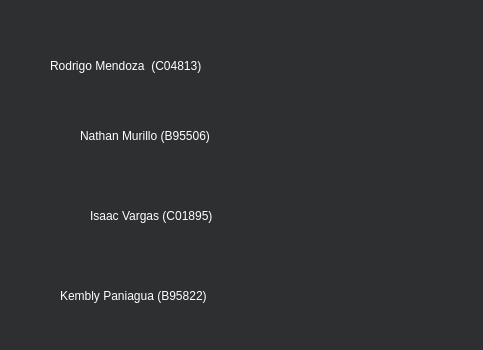
Above: GUI/Connect4/integrantes.ui from Kem-96/PI-4EnLinea before the change. Below: the same form after it.
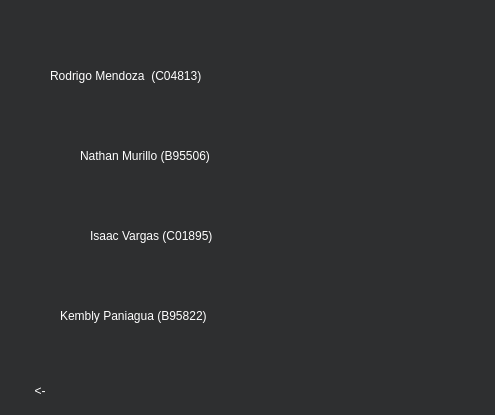
That is the form after the change. Icons and pictures are not drawn.

What changed in the file:
```diff
--- a/GUI/Connect4/integrantes.ui
+++ b/GUI/Connect4/integrantes.ui
@@ -6,8 +6,8 @@
    <rect>
     <x>0</x>
     <y>0</y>
-    <width>483</width>
-    <height>350</height>
+    <width>495</width>
+    <height>415</height>
    </rect>
   </property>
   <property name="palette">
@@ -58,11 +58,17 @@
    <property name="geometry">
     <rect>
      <x>50</x>
-     <y>20</y>
+     <y>30</y>
      <width>401</width>
      <height>91</height>
     </rect>
    </property>
+   <property name="minimumSize">
+    <size>
+     <width>401</width>
+     <height>91</height>
+    </size>
+   </property>
    <property name="styleSheet">
     <string notr="true">font: 20pt &quot;Modern&quot;;
 color: rgb(255, 255, 255)
@@ -76,7 +82,7 @@
    <property name="geometry">
     <rect>
      <x>80</x>
-     <y>110</y>
+     <y>130</y>
      <width>361</width>
      <height>51</height>
     </rect>
@@ -94,7 +100,7 @@
    <property name="geometry">
     <rect>
      <x>90</x>
-     <y>180</y>
+     <y>200</y>
      <width>341</width>
      <height>71</height>
     </rect>
@@ -112,7 +118,7 @@
    <property name="geometry">
     <rect>
      <x>60</x>
-     <y>260</y>
+     <y>280</y>
      <width>401</width>
      <height>71</height>
     </rect>
@@ -126,6 +132,44 @@
     <string>Kembly Paniagua (B95822)</string>
    </property>
   </widget>
+  <widget class="QPushButton" name="b_volverI">
+   <property name="geometry">
+    <rect>
+     <x>0</x>
+     <y>370</y>
+     <width>80</width>
+     <height>41</height>
+    </rect>
+   </property>
+   <property name="styleSheet">
+    <string notr="true">QPushButton{
+	background-color: solid rgb(132, 57, 82);
+	border: 5 px solid rgb(93, 40, 57);
+	padding: 5 px;
+	
+	color:rgb(255, 255, 255);
+	font: 9pt &quot;Modern&quot;;
+
+}
+
+QPushButton:pressed{
+	color:rgb(255, 255, 255);
+	background-color: solid rgb(132, 57, 82);
+	border: 5 px solid rgb(93, 40, 57);
+	padding: 5 px;
+	
+	font: 9pt &quot;Modern&quot;;
+	
+	
+	font: 9pt &quot;Modern&quot;;
+	text-decoration: line-through;
+
+}</string>
+   </property>
+   <property name="text">
+    <string>&lt;-</string>
+   </property>
+  </widget>
  </widget>
  <resources/>
  <connections/>
```
Left out of the diff: 7 changed lines with no effect on the pictures.
